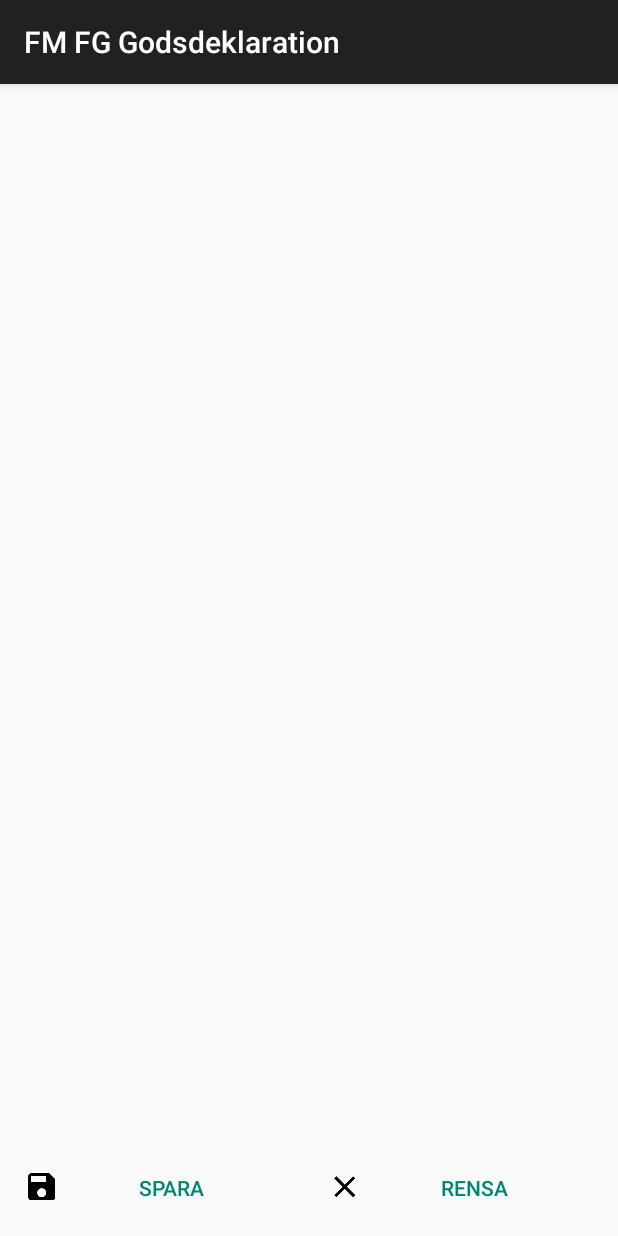
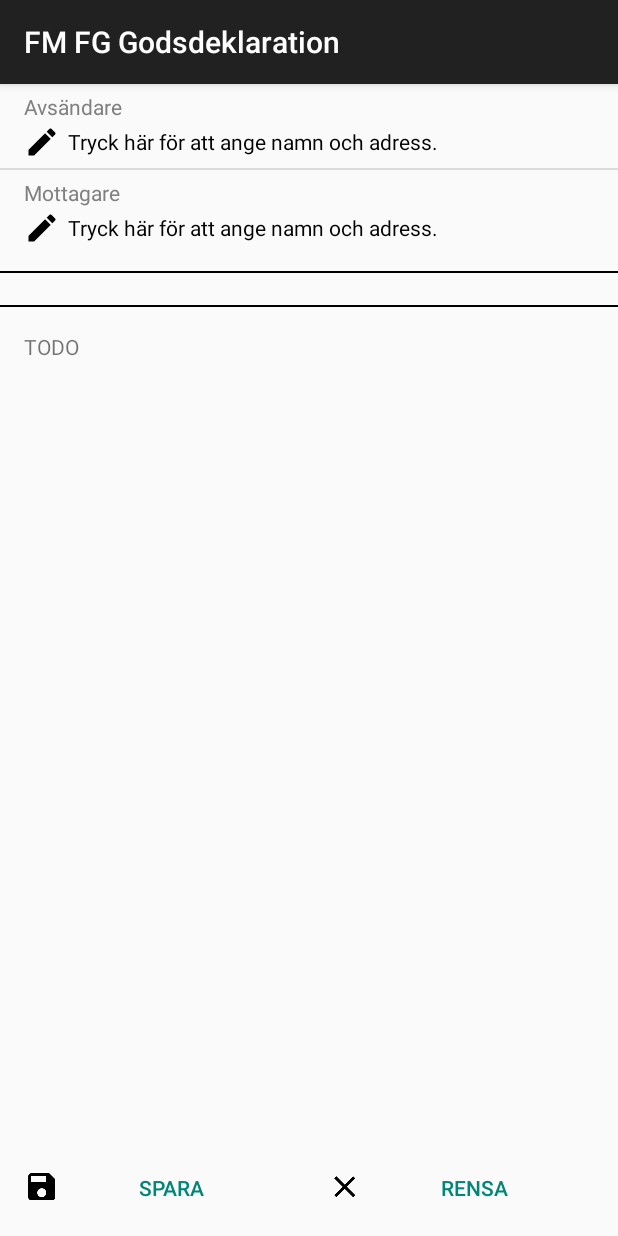
Before and after one commit to wsv-accidis/fm-fg-godsdekl, an Android app: the fragment DocumentFragment shown on its own in the app's theme, on a phone screen of 412 x 824 dp. Run offline under Robolectric (Android 15) with nearby library versions, the phone set to English and light mode, and no system bars; network calls fail.

Commit message:
Godsdeklaration ser skaplig ut, arbete pågår.

```diff
--- a/app/src/main/java/se/accidis/fmfg/app/model/Document.java
+++ b/app/src/main/java/se/accidis/fmfg/app/model/Document.java
@@ -10,12 +10,16 @@ import java.util.Collections;
 import java.util.List;
 import java.util.UUID;
 
+import se.accidis.fmfg.app.utils.JSONUtils;
+
 /**
  * Model object for transport documents.
  */
 public final class Document {
     private final UUID mId;
     private final List<DocumentRow> mRows = new ArrayList<DocumentRow>();
+    private String mRecipient;
+    private String mSender;
 
     public Document() {
         this(UUID.randomUUID());
@@ -28,6 +32,8 @@ public final class Document {
     public static Document fromJson(JSONObject json) throws JSONException {
         UUID id = UUID.fromString(json.getString(Keys.ID));
         Document document = new Document(id);
+        document.mRecipient = JSONUtils.getStringOrNull(json, Keys.RECIPIENT);
+        document.mSender = JSONUtils.getStringOrNull(json, Keys.SENDER);
 
         JSONArray rowsArray = json.getJSONArray(Keys.ROWS);
         for (int i = 0; i < rowsArray.length(); i++) {
@@ -59,6 +65,14 @@ public final class Document {
         return mId;
     }
 
+    public String getRecipient() {
+        return mRecipient;
+    }
+
+    public void setRecipient(String recipient) {
+        mRecipient = recipient;
+    }
+
     public DocumentRow getRowByMaterial(Material material) {
         for (DocumentRow row : mRows) {
             if (row.getMaterial().equals(material)) {
@@ -70,6 +84,14 @@ public final class Document {
 
     public List<DocumentRow> getRows() {
         return Collections.unmodifiableList(mRows);
+    }
+
+    public String getSender() {
+        return mSender;
+    }
+
+    public void setSender(String sender) {
+        mSender = sender;
     }
 
     public void removeRowByMaterial(Material material) {
@@ -93,7 +115,9 @@ public final class Document {
 
     public static class Keys {
         public static final String ID = "Id";
+        public static final String RECIPIENT = "Recipient";
         public static final String ROWS = "Rows";
+        public static final String SENDER = "Sender";
 
         private Keys() {
         }
--- a/app/src/main/java/se/accidis/fmfg/app/model/DocumentRow.java
+++ b/app/src/main/java/se/accidis/fmfg/app/model/DocumentRow.java
@@ -16,12 +16,12 @@ import se.accidis.fmfg.app.ui.materials.ValueHelper;
  */
 public final class DocumentRow {
     private final Material mMaterial;
+    private final BigDecimal mMultiplier;
     private BigDecimal mAmount; // Antal enheter för beräkning av NEM
     private boolean mIsVolume; // Huruvida kvantitet är angiven i liter
     private int mNumberOfPkgs; // Antal kolli
     private String mTypeOfPkgs; // Beskrivning av kolli
     private BigDecimal mWeightVolume; // Kvantitet farligt gods i liter / kg
-    private final BigDecimal mMultiplier;
 
     public DocumentRow(Material material) {
         mMaterial = material;
@@ -105,7 +105,7 @@ public final class DocumentRow {
     }
 
     public String getWeightVolumeText(Context context) {
-        return mWeightVolume.toString() + ' ' + context.getString(mIsVolume ? R.string.unit_liter_format : R.string.unit_kg_format);
+        return String.format(context.getString(mIsVolume ? R.string.unit_liter_format : R.string.unit_kg_format), mWeightVolume.toString());
     }
 
     public boolean isVolume() {
--- a/app/src/main/java/se/accidis/fmfg/app/ui/MainActivity.java
+++ b/app/src/main/java/se/accidis/fmfg/app/ui/MainActivity.java
@@ -55,6 +55,12 @@ public final class MainActivity extends AppCompatActivity {
 
         transaction.commit();
         updateViewFromFragment(fragment);
+    }
+
+    @Override
+    public void onBackPressed() {
+        super.onBackPressed();
+        // TODO Update navigation drawer
     }
 
     @Override
--- a/app/src/main/java/se/accidis/fmfg/app/ui/NavigationDrawerFragment.java
+++ b/app/src/main/java/se/accidis/fmfg/app/ui/NavigationDrawerFragment.java
@@ -33,7 +33,6 @@ public class NavigationDrawerFragment extends Fragment {
     private ListView mDrawerListView;
     private ActionBarDrawerToggle mDrawerToggle;
     private View mFragmentContainerView;
-    private boolean mFromSavedInstanceState;
 
     public boolean isDrawerOpen() {
         return (mDrawerLayout != null && mDrawerLayout.isDrawerOpen(mFragmentContainerView));
@@ -60,7 +59,6 @@ public class NavigationDrawerFragment extends Fragment {
             if (null == mCurrentSelectedPosition) {
                 mCurrentSelectedPosition = NavigationItem.getDefault();
             }
-            mFromSavedInstanceState = true;
         }
 
         selectItem(mCurrentSelectedPosition);
--- a/app/src/main/java/se/accidis/fmfg/app/ui/documents/DocumentAdapter.java
+++ b/app/src/main/java/se/accidis/fmfg/app/ui/documents/DocumentAdapter.java
@@ -1,6 +1,7 @@
 package se.accidis.fmfg.app.ui.documents;
 
 import android.content.Context;
+import android.support.v4.content.ContextCompat;
 import android.text.TextUtils;
 import android.view.LayoutInflater;
 import android.view.View;
@@ -20,10 +21,15 @@ import se.accidis.fmfg.app.ui.materials.ValueHelper;
  * Adapter for the document list view. The list contains both the document rows and additional information.
  */
 public final class DocumentAdapter extends BaseAdapter {
+    private static final int ROW_BOTTOM_OFFSET = 2;
+    private static final int ROW_TOP_OFFSET = 3;
+    private static final int VIEW_TYPE_ADDRESS = 1;
+    private static final int VIEW_TYPE_INFO = 2;
     private static final int VIEW_TYPE_ROW = 0;
-    private final LayoutInflater mInflater;
+    private static final int VIEW_TYPE_SEPARATOR = 3;
     private final Context mContext;
     private final Document mDocument;
+    private final LayoutInflater mInflater;
     private final List<DocumentRow> mRows;
 
     public DocumentAdapter(Context context, Document document) {
@@ -34,23 +40,22 @@ public final class DocumentAdapter extends BaseAdapter {
     }
 
     @Override
-    public int getCount() {
-        return mRows.size();
+    public boolean areAllItemsEnabled() {
+        return false;
     }
 
     @Override
-    public int getViewTypeCount() {
-        return 1; // TODO
-    }
-
-    @Override
-    public int getItemViewType(int position) {
-        return VIEW_TYPE_ROW; // TODO
+    public int getCount() {
+        return ROW_TOP_OFFSET + mRows.size() + ROW_BOTTOM_OFFSET;
     }
 
     @Override
     public Object getItem(int position) {
-        return null;
+        if (VIEW_TYPE_ROW == getItemViewType(position)) {
+            return mRows.get(position - ROW_TOP_OFFSET);
+        } else {
+            return null;
+        }
     }
 
     @Override
@@ -59,13 +64,85 @@ public final class DocumentAdapter extends BaseAdapter {
     }
 
     @Override
+    public int getItemViewType(int position) {
+        if (position == ROW_TOP_OFFSET - 1 || position == ROW_TOP_OFFSET + mRows.size()) {
+            // There is a separator between the addresses and the list, and another between the list and the summary
+            return VIEW_TYPE_SEPARATOR;
+        } else if (position < ROW_TOP_OFFSET) {
+            // Above the list are addresses
+            return VIEW_TYPE_ADDRESS;
+        } else if (position >= ROW_TOP_OFFSET + mRows.size()) {
+            // Below the list is the summary
+            return VIEW_TYPE_INFO;
+        } else {
+            // Everything else is the list
+            return VIEW_TYPE_ROW;
+        }
+    }
+
+    @Override
     public View getView(int position, View convertView, ViewGroup parent) {
         switch (getItemViewType(position)) {
+            case VIEW_TYPE_ADDRESS:
+                return getAddressView(position, convertView, parent);
+            case VIEW_TYPE_INFO:
+                return getInfoView(convertView, parent);
             case VIEW_TYPE_ROW:
-                return getRowView(position, convertView, parent);
+                return getRowView(position - ROW_TOP_OFFSET, convertView, parent);
+            case VIEW_TYPE_SEPARATOR:
+                return getSeparatorView(convertView, parent);
         }
 
         return null;
+    }
+
+    @Override
+    public int getViewTypeCount() {
+        return 4;
+    }
+
+    @Override
+    public boolean isEnabled(int position) {
+        int type = getItemViewType(position);
+        return (VIEW_TYPE_INFO != type && VIEW_TYPE_SEPARATOR != type);
+    }
+
+    private View getAddressView(int position, View convertView, ViewGroup parent) {
+        View view;
+        if (null == convertView) {
+            view = mInflater.inflate(R.layout.list_item_document_address, parent, false);
+        } else {
+            view = convertView;
+        }
+
+        boolean isSender = (0 == position);
+
+        TextView headingText = (TextView) view.findViewById(R.id.document_address_heading);
+        headingText.setText(isSender ? R.string.document_sender : R.string.document_recipient);
+
+        TextView addressText = (TextView) view.findViewById(R.id.document_address_text);
+        String text = (isSender ? mDocument.getSender() : mDocument.getRecipient());
+
+        if (TextUtils.isEmpty(text)) {
+            addressText.setCompoundDrawablesWithIntrinsicBounds(ContextCompat.getDrawable(mContext, R.drawable.ic_create), null, null, null);
+            addressText.setText(R.string.document_tap_to_edit);
+        } else {
+            addressText.setCompoundDrawables(null, null, null, null);
+            addressText.setText(text);
+        }
+
+        return view;
+    }
+
+    private View getInfoView(View convertView, ViewGroup parent) {
+        View view;
+        if (null == convertView) {
+            view = mInflater.inflate(R.layout.list_item_document_info, parent, false);
+        } else {
+            view = convertView;
+        }
+
+        return view;
     }
 
     private View getRowView(int rowIndex, View convertView, ViewGroup parent) {
@@ -83,6 +160,7 @@ public final class DocumentAdapter extends BaseAdapter {
 
         TextView fbenText = (TextView) view.findViewById(R.id.document_row_fben);
         if (!TextUtils.isEmpty(row.getMaterial().getFben())) {
+            // TODO Toggle showing Fbet here as well
             fbenText.setText(row.getMaterial().getFben());
             fbenText.setVisibility(View.VISIBLE);
         } else {
@@ -106,4 +184,8 @@ public final class DocumentAdapter extends BaseAdapter {
 
         return view;
     }
+
+    private View getSeparatorView(View convertView, ViewGroup parent) {
+        return (null != convertView ? convertView : mInflater.inflate(R.layout.list_item_document_separator, parent, false));
+    }
 }
--- a/app/src/main/java/se/accidis/fmfg/app/ui/documents/DocumentFragment.java
+++ b/app/src/main/java/se/accidis/fmfg/app/ui/documents/DocumentFragment.java
@@ -13,6 +13,7 @@ import se.accidis.fmfg.app.R;
 import se.accidis.fmfg.app.model.Document;
 import se.accidis.fmfg.app.services.DocumentsRepository;
 import se.accidis.fmfg.app.ui.MainActivity;
+import se.accidis.fmfg.app.utils.AndroidUtils;
 
 /**
  * Fragment for viewing/editing a document.
@@ -67,6 +68,7 @@ public final class DocumentFragment extends ListFragment implements MainActivity
         boolean isCurrentDocument = mDocument.getId().equals(mRepository.getCurrentDocument().getId());
         mButtonBar.setVisibility(isCurrentDocument ? View.VISIBLE : View.GONE);
 
+        AndroidUtils.hideSoftKeyboard(getContext(), getView());
         initializeList();
     }
 
--- a/app/src/main/java/se/accidis/fmfg/app/ui/materials/MaterialsListFragment.java
+++ b/app/src/main/java/se/accidis/fmfg/app/ui/materials/MaterialsListFragment.java
@@ -1,7 +1,6 @@
 package se.accidis.fmfg.app.ui.materials;
 
 import android.app.Activity;
-import android.content.Context;
 import android.os.Bundle;
 import android.os.Handler;
 import android.os.Parcelable;
@@ -14,7 +13,6 @@ import android.util.Log;
 import android.view.LayoutInflater;
 import android.view.View;
 import android.view.ViewGroup;
-import android.view.inputmethod.InputMethodManager;
 import android.widget.EditText;
 import android.widget.FrameLayout;
 import android.widget.ImageButton;
@@ -27,6 +25,7 @@ import se.accidis.fmfg.app.R;
 import se.accidis.fmfg.app.model.Material;
 import se.accidis.fmfg.app.services.MaterialsRepository;
 import se.accidis.fmfg.app.ui.MainActivity;
+import se.accidis.fmfg.app.utils.AndroidUtils;
 
 /**
  * Fragment showing the list of materials.
@@ -95,7 +94,7 @@ public final class MaterialsListFragment extends ListFragment {
 
         Activity activity = getActivity();
         if (activity instanceof MainActivity) {
-            hideSoftKeyboard();
+            AndroidUtils.hideSoftKeyboard(getContext(), getView());
             saveInstanceState();
             MainActivity mainActivity = (MainActivity) activity;
             mainActivity.openFragment(fragment);
@@ -132,15 +131,6 @@ public final class MaterialsListFragment extends ListFragment {
         }
         if (null != mSearchQuery) {
             outState.putString(STATE_SEARCH_QUERY, mSearchQuery);
-        }
-    }
-
-    private void hideSoftKeyboard() {
-        Context context = getContext();
-        View view = getView();
-        if (null != context && null != view) {
-            InputMethodManager imm = (InputMethodManager) context.getSystemService(Context.INPUT_METHOD_SERVICE);
-            imm.hideSoftInputFromWindow(view.getWindowToken(), 0);
         }
     }
 
--- /dev/null
+++ b/app/src/main/java/se/accidis/fmfg/app/utils/AndroidUtils.java
@@ -0,0 +1,20 @@
+package se.accidis.fmfg.app.utils;
+
+import android.content.Context;
+import android.view.View;
+import android.view.inputmethod.InputMethodManager;
+
+/**
+ * General system utils.
+ */
+public final class AndroidUtils {
+    public static void hideSoftKeyboard(Context context, View view) {
+        if (null != context && null != view) {
+            InputMethodManager imm = (InputMethodManager) context.getSystemService(Context.INPUT_METHOD_SERVICE);
+            imm.hideSoftInputFromWindow(view.getWindowToken(), 0);
+        }
+    }
+
+    private AndroidUtils() {
+    }
+}
--- /dev/null
+++ b/app/src/main/res/drawable/list_major_separator.xml
@@ -0,0 +1,4 @@
+<?xml version="1.0" encoding="utf-8"?>
+<shape xmlns:android="http://schemas.android.com/apk/res/android">
+    <solid android:color="@color/black"/>
+</shape>
--- /dev/null
+++ b/app/src/main/res/layout/list_item_document_address.xml
@@ -0,0 +1,24 @@
+<?xml version="1.0" encoding="utf-8"?>
+<LinearLayout xmlns:android="http://schemas.android.com/apk/res/android"
+              android:layout_width="match_parent"
+              android:layout_height="wrap_content"
+              android:orientation="vertical"
+              android:paddingBottom="@dimen/document_row_vertical_margin"
+              android:paddingLeft="?android:attr/listPreferredItemPaddingLeft"
+              android:paddingRight="?android:attr/listPreferredItemPaddingRight"
+              android:paddingTop="@dimen/document_row_vertical_margin">
+
+    <TextView
+        android:id="@+id/document_address_heading"
+        style="@style/DocumentAddressHeading"
+        android:layout_width="wrap_content"
+        android:layout_height="wrap_content"/>
+
+    <TextView
+        android:id="@+id/document_address_text"
+        style="@style/DocumentAddressText"
+        android:layout_width="wrap_content"
+        android:layout_height="wrap_content"
+        android:gravity="center_vertical"
+        android:drawablePadding="5dp"/>
+</LinearLayout>
--- /dev/null
+++ b/app/src/main/res/layout/list_item_document_info.xml
@@ -0,0 +1,14 @@
+<?xml version="1.0" encoding="utf-8"?>
+<LinearLayout xmlns:android="http://schemas.android.com/apk/res/android"
+              android:layout_width="match_parent"
+              android:layout_height="wrap_content"
+              android:orientation="vertical"
+              android:paddingBottom="@dimen/document_row_vertical_margin"
+              android:paddingLeft="?android:attr/listPreferredItemPaddingLeft"
+              android:paddingRight="?android:attr/listPreferredItemPaddingRight"
+              android:paddingTop="@dimen/document_row_vertical_margin">
+    <TextView
+        android:layout_width="wrap_content"
+        android:layout_height="wrap_content"
+        android:text="TODO"/>
+</LinearLayout>
--- /dev/null
+++ b/app/src/main/res/layout/list_item_document_separator.xml
@@ -0,0 +1,12 @@
+<?xml version="1.0" encoding="utf-8"?>
+<FrameLayout xmlns:android="http://schemas.android.com/apk/res/android"
+             android:layout_width="match_parent"
+             android:layout_height="wrap_content"
+             android:paddingBottom="@dimen/document_separator_vertical_margin"
+             android:paddingTop="@dimen/document_separator_vertical_margin">
+
+    <ImageView
+        android:layout_width="match_parent"
+        android:layout_height="1dp"
+        android:src="@drawable/list_major_separator"/>
+</FrameLayout>
--- a/app/src/main/res/values/dimens.xml
+++ b/app/src/main/res/values/dimens.xml
@@ -9,7 +9,8 @@
     <dimen name="dialog_horizontal_margin">10dp</dimen>
     <dimen name="dialog_vertical_margin">5dp</dimen>
 
-    <dimen name="document_row_vertical_margin">9dp</dimen>
+    <dimen name="document_row_vertical_margin">5dp</dimen>
+    <dimen name="document_separator_vertical_margin">10dp</dimen>
 
     <dimen name="material_label_size">90dp</dimen>
     <dimen name="material_label_margin">5dp</dimen>
--- a/app/src/main/res/values/strings.xml
+++ b/app/src/main/res/values/strings.xml
@@ -6,7 +6,10 @@
     <string name="document_delete">Rensa</string>
     <string name="document_nav_title">Godsdeklaration</string>
     <string name="document_nem_format">NEM: %1$s kg</string>
+    <string name="document_recipient">Mottagare</string>
     <string name="document_save">Spara</string>
+    <string name="document_sender">Avsändare</string>
+    <string name="document_tap_to_edit">Tryck här för att ange namn och adress.</string>
     <string name="document_unspecified_package">kolli</string>
     <string name="document_unspecified_packages">kollin</string>
 
--- a/app/src/main/res/values/styles.xml
+++ b/app/src/main/res/values/styles.xml
@@ -7,20 +7,31 @@
         <!-- Global app theme -->
     </style>
 
+    <style name="DocumentAddressHeading">
+        <item name="android:textColor">@color/darkgray</item>
+        <item name="android:textSize">14sp</item>
+    </style>
+
+    <style name="DocumentAddressText">
+        <item name="android:layout_marginTop">2dp</item>
+        <item name="android:textColor">@color/black</item>
+        <item name="android:textSize">14sp</item>
+    </style>
+
     <style name="DocumentRowPrimary">
         <item name="android:textColor">@color/black</item>
         <item name="android:textSize">14sp</item>
     </style>
 
     <style name="DocumentRowSecondary">
+        <item name="android:layout_marginTop">2dp</item>
         <item name="android:textColor">@color/darkgray</item>
         <item name="android:textSize">12sp</item>
-        <item name="android:layout_marginTop">2dp</item>
     </style>
 
     <style name="DocumentRowTertiary" parent="DocumentRowPrimary">
+        <item name="android:layout_marginTop">2dp</item>
         <item name="android:singleLine">true</item>
-        <item name="android:layout_marginTop">2dp</item>
     </style>
 
     <style name="DocumentRowRightColumn" parent="DocumentRowPrimary">
```
Also changed, not shown: app/src/main/res/drawable-hdpi/ic_create.png (added), app/src/main/res/drawable-mdpi/ic_create.png (added), app/src/main/res/drawable-xhdpi/ic_create.png (added), app/src/main/res/drawable-xxhdpi/ic_create.png (added).
